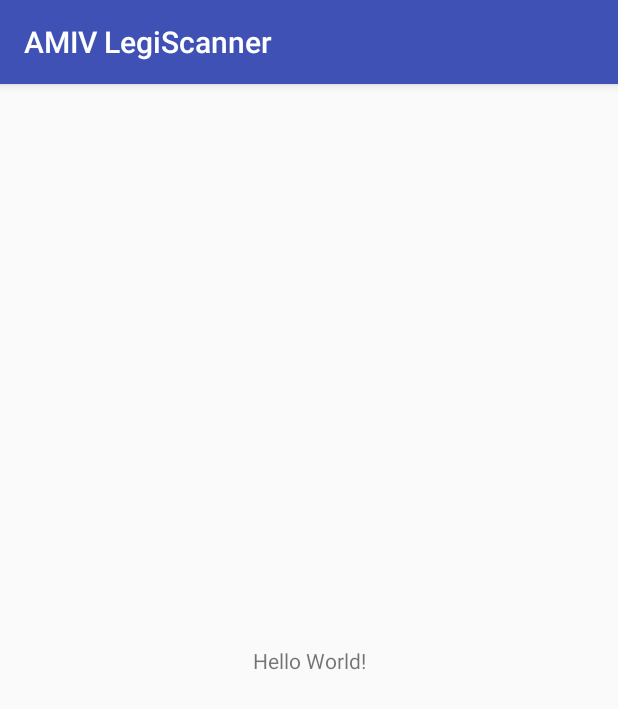
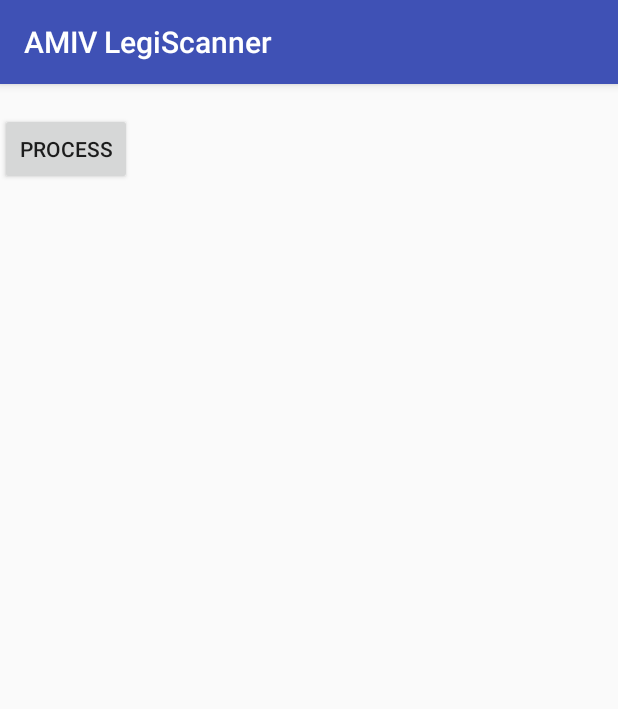
Before and after one commit to amiv-eth/amiv-checkin-app, an Android app: the screen it shows after launch (MainActivity), on a phone screen of 412 x 824 dp. Shown: the top 709 px of the screen. Run offline under Robolectric (Android 15) with nearby library versions, the phone set to English and light mode, and no system bars; libraries missing offline, so code that uses them is left out: com.google.android.gms; 6 statements that could not run were skipped.

Commit message:
Added Google Play Service to gradle and added buttons

```diff
--- a/AMIV-Legiscanner/app/build.gradle
+++ b/AMIV-Legiscanner/app/build.gradle
@@ -27,4 +27,6 @@ dependencies {
     compile 'com.android.support:appcompat-v7:25.2.0'
     compile 'com.android.support.constraint:constraint-layout:1.0.2'
     testCompile 'junit:junit:4.12'
+    compile 'com.android.support:appcompat-v7:25.2.0'
+    compile 'com.google.android.gms:play-services:7.8+'
 }
--- a/AMIV-Legiscanner/app/src/main/java/ch/amiv/legiscanner/amivlegiscanner/MainActivity.java
+++ b/AMIV-Legiscanner/app/src/main/java/ch/amiv/legiscanner/amivlegiscanner/MainActivity.java
@@ -2,6 +2,20 @@ package ch.amiv.legiscanner.amivlegiscanner;
 
 import android.support.v7.app.AppCompatActivity;
 import android.os.Bundle;
+
+import com.google.android.gms.vision.barcode.Barcode;
+import com.google.android.gms.vision.barcode.BarcodeDetector;
+import android.app.Activity;
+import android.graphics.Bitmap;
+import android.graphics.BitmapFactory;
+import android.graphics.drawable.BitmapDrawable;
+import android.os.Bundle;
+import android.util.SparseArray;
+import android.view.View;
+import android.widget.Button;
+import android.widget.ImageView;
+import android.widget.TextView;
+import com.google.android.gms.vision.Frame;
 
 public class MainActivity extends AppCompatActivity {
 
@@ -9,5 +23,31 @@ public class MainActivity extends AppCompatActivity {
     protected void onCreate(Bundle savedInstanceState) {
         super.onCreate(savedInstanceState);
         setContentView(R.layout.activity_main);
+
+        Button btn = (Button) findViewById(R.id.button);
+        btn.setOnClickListener(new View.OnClickListener() {
+            @Override
+            public void onClick(View v) {
+
+            }
+        });
+
+        TextView txtView = (TextView) findViewById(R.id.txtContent);
+        BarcodeDetector detector =
+                new BarcodeDetector.Builder(getApplicationContext())
+                        .setBarcodeFormats(Barcode.DATA_MATRIX | Barcode.QR_CODE)
+                        .build();
+
+        if(!detector.isOperational()){
+            txtView.setText("Could not set up the detector!");
+            return;
+        }
+
+        //Frame frame = new Frame.Builder().setBitmap(myBitmap).build();
+        SparseArray<Barcode> barcodes = detector.detect(frame);
+
+        Barcode thisCode = barcodes.valueAt(0);
+        TextView txtView = (TextView) findViewById(R.id.txtContent);
+        txtView.setText(thisCode.rawValue);
     }
 }
--- a/AMIV-Legiscanner/app/src/main/res/layout/activity_main.xml
+++ b/AMIV-Legiscanner/app/src/main/res/layout/activity_main.xml
@@ -6,13 +6,28 @@
     android:layout_height="match_parent"
     tools:context="ch.amiv.legiscanner.amivlegiscanner.MainActivity">
 
-    <TextView
+    <LinearLayout
         android:layout_width="wrap_content"
         android:layout_height="wrap_content"
-        android:text="Hello World!"
-        app:layout_constraintBottom_toBottomOf="parent"
-        app:layout_constraintLeft_toLeftOf="parent"
-        app:layout_constraintRight_toRightOf="parent"
-        app:layout_constraintTop_toTopOf="parent" />
+        android:orientation="vertical">
+
+        <TextView
+            android:text=""
+            android:layout_width="wrap_content"
+            android:layout_height="wrap_content"
+            android:id="@+id/txtContent"/>
+        <Button
+            android:layout_width="wrap_content"
+            android:layout_height="wrap_content"
+            android:text="Process"
+            android:id="@+id/button"
+            android:layout_alignParentTop="true"
+            android:layout_alignParentStart="true" />
+        <ImageView
+            android:layout_width="wrap_content"
+            android:layout_height="wrap_content"
+            android:id="@+id/imgview"/>
+    </LinearLayout>
+
 
 </android.support.constraint.ConstraintLayout>
--- a/AMIV-Legiscanner/app/src/main/res/values/strings.xml
+++ b/AMIV-Legiscanner/app/src/main/res/values/strings.xml
@@ -1,3 +1,4 @@
 <resources>
     <string name="app_name">AMIV LegiScanner</string>
+    <string name="scan">SCAN</string>
 </resources>
```
